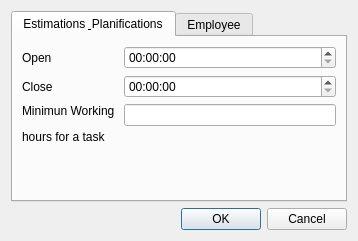
Old version of the form b6p/dlgparametros.ui in the repository diegowald/b6p.
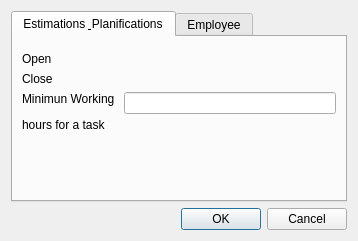
New version of the form. Icons and pictures are not drawn. Custom widgets are drawn as their Qt base class.

Commit message: Created TimeEditor widget. Implemented on dlgParametros and AvailabilityWidget

Diff of the .ui file:
```diff
--- a/b6p/dlgparametros.ui
+++ b/b6p/dlgparametros.ui
@@ -36,36 +36,39 @@
          <property name="fieldGrowthPolicy">
           <enum>QFormLayout::AllNonFixedFieldsGrow</enum>
          </property>
-         <item row="0" column="0">
+         <item row="1" column="0">
           <widget class="QLabel" name="label_2">
            <property name="text">
             <string>Open</string>
            </property>
           </widget>
          </item>
-         <item row="0" column="1">
-          <widget class="QTimeEdit" name="timeOpen"/>
-         </item>
-         <item row="1" column="0">
+         <item row="2" column="0">
           <widget class="QLabel" name="label_3">
            <property name="text">
             <string>Close</string>
            </property>
           </widget>
          </item>
-         <item row="1" column="1">
-          <widget class="QTimeEdit" name="timeClose"/>
-         </item>
-         <item row="2" column="0">
+         <item row="3" column="0">
           <widget class="QLabel" name="label_5">
            <property name="text">
             <string>&lt;html&gt;&lt;head/&gt;&lt;body&gt;&lt;p&gt;Minimun Working &lt;/p&gt;&lt;p&gt;hours for a task&lt;/p&gt;&lt;/body&gt;&lt;/html&gt;</string>
            </property>
           </widget>
          </item>
-         <item row="2" column="1">
+         <item row="3" column="1">
           <widget class="QLineEdit" name="MinWorkingHours"/>
          </item>
+         <item row="0" column="1">
+          <widget class="QWidget" name="widget" native="true"/>
+         </item>
+         <item row="1" column="1">
+          <widget class="TimeEditor" name="timeOpen" native="true"/>
+         </item>
+         <item row="2" column="1">
+          <widget class="TimeEditor" name="timeClose" native="true"/>
+         </item>
         </layout>
        </item>
       </layout>
@@ -121,6 +124,14 @@
    </item>
   </layout>
  </widget>
+ <customwidgets>
+  <customwidget>
+   <class>TimeEditor</class>
+   <extends>QWidget</extends>
+   <header location="global">timeeditor.h</header>
+   <container>1</container>
+  </customwidget>
+ </customwidgets>
  <resources>
   <include location="resources.qrc"/>
  </resources>
```
The commit also changes 9 other files.
